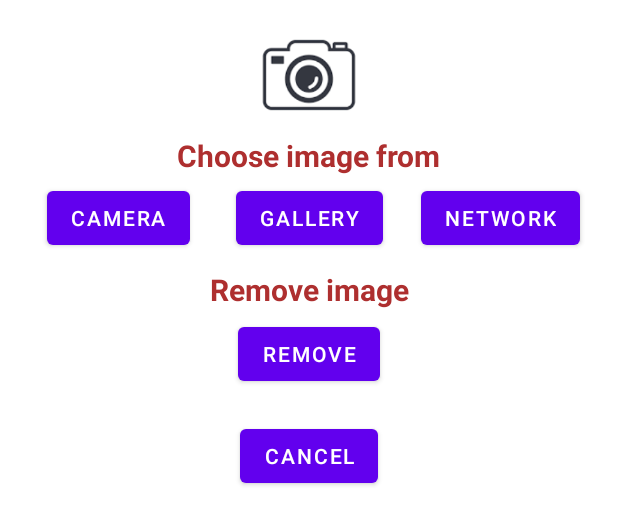
After one commit to KygTech/Kah-Auto, an Android app: the layout dialog_choose_img.xml on its own in the app's theme, with its tools: preview values and no code run, on a phone screen of 412 x 824 dp. The commit adds this screen. Shown: the top 525 px of the screen. Run offline under Robolectric (Android 15) with nearby library versions, the phone set to English and light mode, and no system bars.

Commit message:
Cars storage
Made a custom alert dialog for multiply select options.
Made a Notification manger to notify when car as been added to the storage and open the app from the notification.

```diff
--- a/app/src/main/AndroidManifest.xml
+++ b/app/src/main/AndroidManifest.xml
@@ -3,6 +3,7 @@
     xmlns:tools="http://schemas.android.com/tools"
     package="com.jey.kahauto">
     <uses-permission android:name="android.permission.INTERNET"/>
+    <uses-permission android:name="android.permission.CAMERA"/>
 
     <application
         android:allowBackup="true"
--- a/app/src/main/java/com/jey/kahauto/Car.kt
+++ b/app/src/main/java/com/jey/kahauto/Car.kt
@@ -5,7 +5,7 @@ import androidx.room.Entity
 import androidx.room.PrimaryKey
 
 enum class IMAGE_TYPE {
-    URI, URL
+    URI, URL,
 }
 
 @Entity(tableName = "carsTable")
--- a/app/src/main/java/com/jey/kahauto/CarFragment.kt
+++ b/app/src/main/java/com/jey/kahauto/CarFragment.kt
@@ -30,7 +30,7 @@ class CarFragment : Fragment(R.layout.car_fragment) {
         val carKm = requireArguments().getString("carKm")
 
         val carImgPath = requireArguments().getString("carImgPath")
-        var carImgType = requireArguments().getString("carImgType")
+
 
 
         carCompanyView.text = "Company  -  $carCompany"
--- /dev/null
+++ b/app/src/main/res/layout/dialog_choose_img.xml
@@ -0,0 +1,96 @@
+<?xml version="1.0" encoding="utf-8"?>
+<androidx.constraintlayout.widget.ConstraintLayout xmlns:android="http://schemas.android.com/apk/res/android"
+    xmlns:tools="http://schemas.android.com/tools"
+    android:layout_width="match_parent"
+    android:layout_height="match_parent"
+    xmlns:app="http://schemas.android.com/apk/res-auto"
+    >
+
+
+    <ImageView
+        android:id="@+id/dialog_img_title"
+        android:layout_width="100dp"
+        android:layout_height="80dp"
+        android:layout_marginTop="10dp"
+        android:src="@drawable/camera_icon"
+        app:layout_constraintEnd_toEndOf="parent"
+        app:layout_constraintStart_toStartOf="parent"
+        app:layout_constraintTop_toTopOf="parent" />
+
+    <TextView
+        android:id="@+id/dialog_title"
+        android:layout_width="wrap_content"
+        android:layout_height="wrap_content"
+        android:text="Choose image from"
+        android:textColor="#AE2F2F"
+        android:textSize="20dp"
+        android:textStyle="bold"
+        app:layout_constraintEnd_toEndOf="parent"
+        app:layout_constraintStart_toStartOf="parent"
+        app:layout_constraintTop_toBottomOf="@+id/dialog_img_title" />
+
+    <Button
+        android:id="@+id/dialog_img_from_gallery"
+        android:layout_width="wrap_content"
+        android:layout_height="wrap_content"
+        android:layout_marginTop="4dp"
+        android:text="Gallery"
+        app:layout_constraintEnd_toEndOf="parent"
+        app:layout_constraintStart_toStartOf="parent"
+        app:layout_constraintTop_toBottomOf="@+id/dialog_title" />
+
+    <Button
+        android:id="@+id/dialog_img_from_network"
+        android:layout_width="wrap_content"
+        android:layout_height="wrap_content"
+        android:layout_marginTop="4dp"
+        android:text="Network"
+        app:layout_constraintStart_toEndOf="@+id/dialog_img_from_gallery"
+        app:layout_constraintEnd_toEndOf="parent"
+        app:layout_constraintTop_toBottomOf="@id/dialog_title" />
+
+    <Button
+        android:id="@+id/dialog_img_from_camera"
+        android:layout_width="wrap_content"
+        android:layout_height="wrap_content"
+        android:layout_marginTop="4dp"
+        android:text="Camera"
+        app:layout_constraintStart_toStartOf="parent"
+        app:layout_constraintEnd_toStartOf="@+id/dialog_img_from_gallery"
+        app:layout_constraintTop_toBottomOf="@id/dialog_title" />
+
+    <TextView
+        android:id="@+id/dialog_remove_title"
+        android:layout_width="wrap_content"
+        android:layout_height="wrap_content"
+        android:layout_marginTop="10dp"
+        android:text="Remove image"
+        android:textColor="#AE2F2F"
+        android:textSize="20dp"
+        android:textStyle="bold"
+        app:layout_constraintEnd_toEndOf="parent"
+        app:layout_constraintStart_toStartOf="parent"
+        app:layout_constraintTop_toBottomOf="@+id/dialog_img_from_gallery" />
+
+    <Button
+        android:id="@+id/dialog_remove_img"
+        android:layout_width="wrap_content"
+        android:layout_height="wrap_content"
+        android:text="Remove"
+        app:layout_constraintEnd_toEndOf="parent"
+        app:layout_constraintStart_toStartOf="parent"
+        android:layout_marginTop="5dp"
+        app:layout_constraintTop_toBottomOf="@id/dialog_remove_title" />
+
+    <Button
+        android:id="@+id/dialog_cancel"
+        android:layout_width="wrap_content"
+        android:layout_height="wrap_content"
+        android:layout_marginTop="20dp"
+        android:text="Cancel"
+        app:layout_constraintEnd_toEndOf="parent"
+        app:layout_constraintStart_toStartOf="parent"
+        app:layout_constraintTop_toBottomOf="@id/dialog_remove_img" />
+
+
+</androidx.constraintlayout.widget.ConstraintLayout>
```
Also changed, not shown: app/src/main/java/com/jey/kahauto/CarAddActivity.kt (+13 -8 lines), app/src/main/java/com/jey/kahauto/ImagesManager.kt (+78 -16 lines), app/src/main/java/com/jey/kahauto/MainActivity.kt (+19 -4 lines), app/src/main/java/com/jey/kahauto/NotificationManager.kt (added, +44 -0 lines), app/src/main/res/layout/activity_main.xml (+4 -4 lines), app/src/main/java/com/jey/kahauto/CarAdapter.kt (line endings or trailing spaces), app/src/main/res/drawable-v24/camera_icon_two.png (added), app/src/main/res/drawable/car_icon.png (added).
